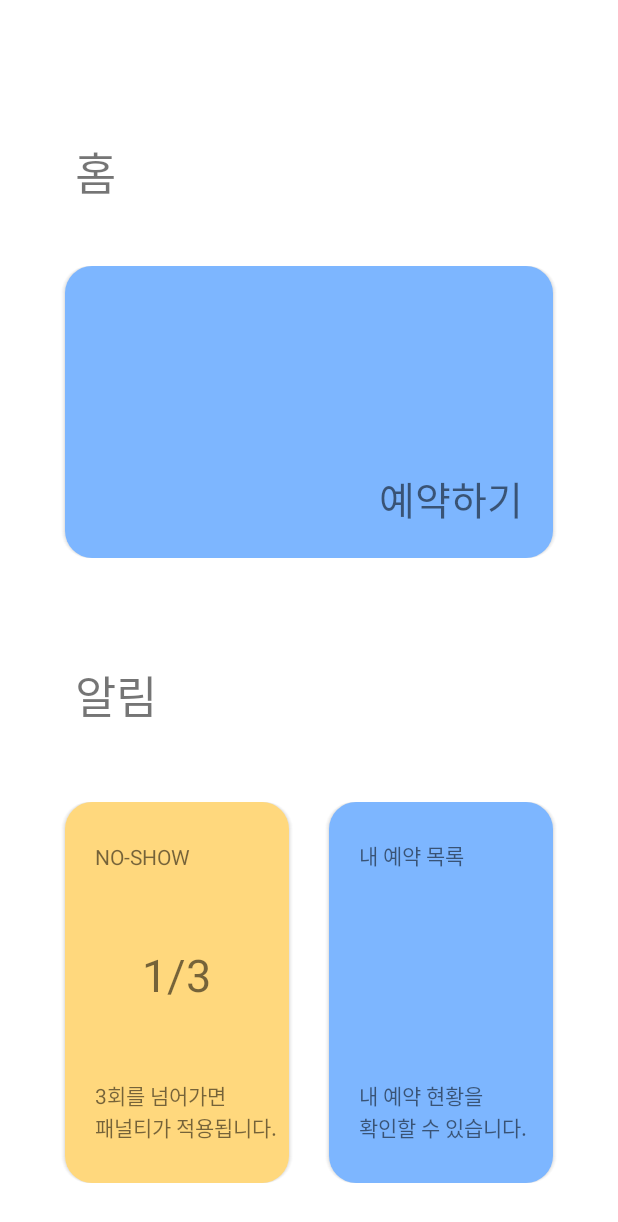
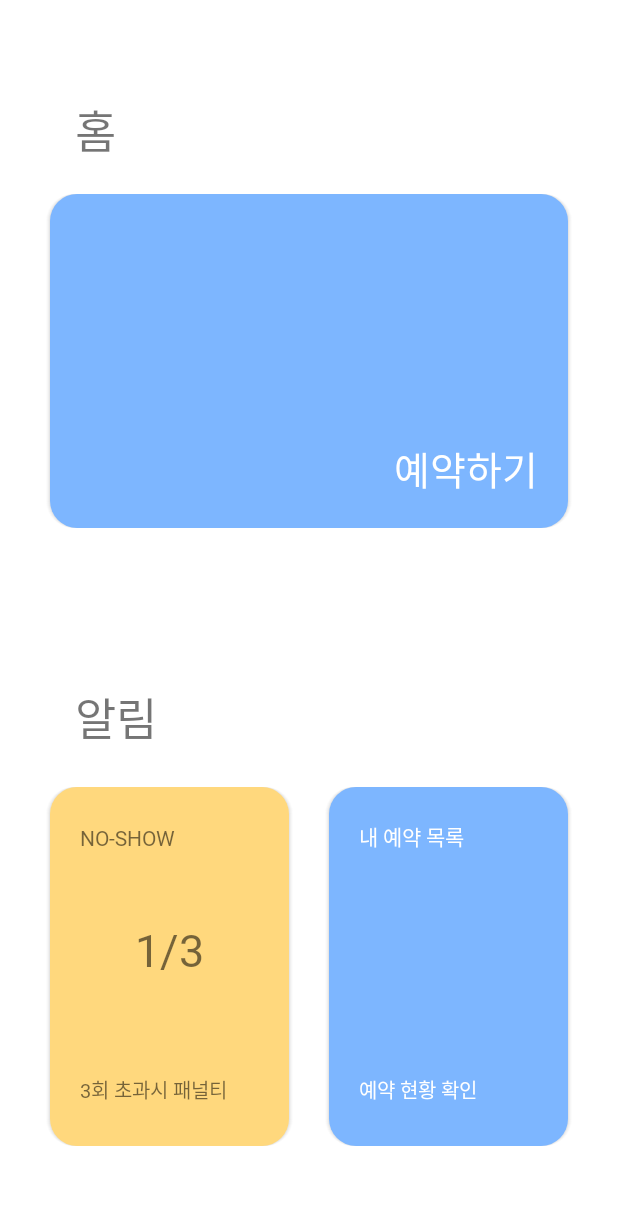
Before and after one commit to dounobts/SunrinThonClient, an Android app: the screen it shows after launch (MainActivity), on a phone screen of 412 x 824 dp. Shown: the top 1222 px of the screen. Run offline under Robolectric (Android 15) with nearby library versions, the phone set to English and light mode, and no system bars.

```diff
--- a/app/src/main/java/com/example/sunrinthonclient/Activities/ReservationActivity.java
+++ b/app/src/main/java/com/example/sunrinthonclient/Activities/ReservationActivity.java
@@ -1,6 +1,8 @@
 package com.example.sunrinthonclient.Activities;
 
 import android.os.Bundle;
+import android.view.View;
+import android.widget.ImageButton;
 
 import com.example.sunrinthonclient.Fragments.SelectDateFragment;
 import com.example.sunrinthonclient.Fragments.SelectPlaceFragment;
--- a/app/src/main/java/com/example/sunrinthonclient/Activities/ReservationCheckActivity.java
+++ b/app/src/main/java/com/example/sunrinthonclient/Activities/ReservationCheckActivity.java
@@ -3,6 +3,7 @@ package com.example.sunrinthonclient.Activities;
 import android.os.Bundle;
 import android.app.Activity;
 import android.view.View;
+import android.widget.ImageButton;
 import android.widget.TextView;
 
 import com.example.sunrinthonclient.R;
@@ -19,6 +20,7 @@ public class ReservationCheckActivity extends Activity implements View.OnClickLi
     ReservationAdapter reservationAdapter;
     RecyclerView recyclerView;
     TextView edit;
+    ImageButton back;
 
     @Override
     protected void onCreate(Bundle savedInstanceState) {
@@ -27,6 +29,7 @@ public class ReservationCheckActivity extends Activity implements View.OnClickLi
 
         recyclerView = findViewById(R.id.recyclerView);
         edit = findViewById(R.id.edit);
+        back = findViewById(R.id.button_back);
 
         ArrayList<ReservationData> datas = new ArrayList<>();
         datas.add(new ReservationData("미래로 1", "7시~8시", "9/13"));
@@ -40,6 +43,7 @@ public class ReservationCheckActivity extends Activity implements View.OnClickLi
         recyclerView.setAdapter(reservationAdapter);
 
         edit.setOnClickListener(this);
+        back.setOnClickListener(this);
     }
 
     @Override
@@ -48,5 +52,8 @@ public class ReservationCheckActivity extends Activity implements View.OnClickLi
             reservationAdapter.isEdit = !reservationAdapter.isEdit;
             reservationAdapter.notifyDataSetChanged();
         }
+        else if (view.equals(back)) {
+            finish();
+        }
     }
 }
--- a/app/src/main/java/com/example/sunrinthonclient/Fragments/SelectPlaceFragment.java
+++ b/app/src/main/java/com/example/sunrinthonclient/Fragments/SelectPlaceFragment.java
@@ -79,6 +79,7 @@ public class SelectPlaceFragment extends Fragment implements View.OnClickListene
             return;
         }
         else if (v.equals(back)) {
+            activity.finish();
 
             return;
         }
--- a/app/src/main/res/layout/activity_main.xml
+++ b/app/src/main/res/layout/activity_main.xml
@@ -8,30 +8,34 @@
         android:layout_width="match_parent"
         android:layout_height="0dp"
         android:layout_weight="1"
-        android:orientation="vertical">
+        android:orientation="vertical"
+        android:layout_marginBottom="80dp">
         <LinearLayout
             android:layout_width="match_parent"
             android:layout_height="0dp"
             android:layout_weight="1"
-            android:gravity="bottom"
-            >
+            android:gravity="bottom">
             <TextView
                 android:layout_width="match_parent"
                 android:layout_height="wrap_content"
                 android:layout_marginLeft="50dp"
                 android:textSize="30dp"
-                android:text="홈"/>
+                android:text="홈"
+                android:fontFamily="@font/spoqa_han_sans_bold"/>
         </LinearLayout>
 
         <LinearLayout
             android:layout_width="match_parent"
             android:layout_height="0dp"
-            android:layout_weight="2"
+            android:layout_weight="2.4"
             android:orientation="vertical">
             <LinearLayout
                 android:layout_width="match_parent"
                 android:layout_height="match_parent"
-                android:layout_margin="40dp"
+                android:layout_marginLeft="30dp"
+                android:layout_marginRight="30dp"
+                android:layout_marginTop="20dp"
+                android:layout_marginBottom="20dp"
                 android:orientation="vertical"
                 android:gravity="bottom"
                 android:background="@drawable/board_skyblue_background"
@@ -47,7 +51,9 @@
                         android:layout_height="wrap_content"
                         android:layout_marginRight="20dp"
                         android:text="예약하기"
-                        android:textSize="26dp"/>
+                        android:textSize="26dp"
+                        android:textColor="@android:color/white"
+                        android:fontFamily="@font/spoqa_han_sans_regular"/>
                 </LinearLayout>
             </LinearLayout>
         </LinearLayout>
@@ -60,7 +66,7 @@
         <LinearLayout
             android:layout_width="match_parent"
             android:layout_height="0dp"
-            android:layout_weight="1"
+            android:layout_weight="0.5"
             android:gravity="center"
             >
             <TextView
@@ -68,7 +74,8 @@
                 android:layout_height="wrap_content"
                 android:layout_marginLeft="50dp"
                 android:textSize="30dp"
-                android:text="알림"/>
+                android:text="알림"
+                android:fontFamily="@font/spoqa_han_sans_bold"/>
         </LinearLayout>
 
         <LinearLayout
@@ -79,8 +86,8 @@
             <LinearLayout
                 android:layout_width="match_parent"
                 android:layout_height="match_parent"
-                android:layout_marginLeft="40dp"
-                android:layout_marginRight="40dp"
+                android:layout_marginLeft="30dp"
+                android:layout_marginRight="30dp"
                 android:layout_marginTop="20dp"
                 android:layout_marginBottom="20dp"
                 android:orientation="horizontal"
@@ -91,7 +98,7 @@
                     android:layout_weight="1"
                     android:orientation="vertical"
                     android:background="@drawable/board_yellow_background"
-                    android:layout_marginBottom="15dp"
+                    android:layout_marginBottom="40dp"
                     android:layout_marginRight="10dp">
                     <LinearLayout
                         android:layout_width="match_parent"
@@ -103,7 +110,8 @@
                             android:layout_width="match_parent"
                             android:layout_height="wrap_content"
                             android:text="NO-SHOW"
-                            android:layout_marginLeft="20dp"/>
+                            android:layout_marginLeft="20dp"
+                            android:fontFamily="@font/spoqa_han_sans_bold"/>
 
                     </LinearLayout>
                     <LinearLayout
@@ -112,28 +120,27 @@
                         android:layout_weight="3"
                         android:gravity="center"
                         android:orientation="vertical"
-                       >
+                        >
                         <TextView
                             android:layout_width="wrap_content"
                             android:layout_height="wrap_content"
                             android:text="1/3"
-                            android:textSize="30dp"/>
+                            android:textSize="30dp"
+                            android:fontFamily="@font/spoqa_han_sans_bold"/>
                     </LinearLayout>
                     <LinearLayout
                         android:layout_width="match_parent"
                         android:layout_height="0dp"
                         android:layout_weight="1.5"
                         android:orientation="vertical"
-                        android:layout_marginLeft="20dp">
+                        android:layout_marginLeft="20dp"
+                        android:layout_marginRight="20dp">
                         <TextView
                             android:layout_width="match_parent"
                             android:layout_height="wrap_content"
-                            android:text="3회를 넘어가면"/>
-
-                        <TextView
-                            android:layout_width="match_parent"
-                            android:layout_height="wrap_content"
-                            android:text="패널티가 적용됩니다."/>
+                            android:text="\n3회 초과시 패널티"
+                            android:textSize="13dp"
+                            android:fontFamily="@font/spoqa_han_sans_regular"/>
                     </LinearLayout>
                 </LinearLayout>
                 <LinearLayout
@@ -142,7 +149,7 @@
                     android:layout_weight="1"
                     android:orientation="vertical"
                     android:background="@drawable/board_skyblue_background"
-                    android:layout_marginBottom="15dp"
+                    android:layout_marginBottom="40dp"
                     android:layout_marginLeft="10dp"
                     android:id="@+id/reservation_check">
                     <LinearLayout
@@ -155,7 +162,9 @@
                             android:layout_width="match_parent"
                             android:layout_height="wrap_content"
                             android:text="내 예약 목록"
-                            android:layout_marginLeft="20dp"/>
+                            android:layout_marginLeft="20dp"
+                            android:textColor="@android:color/white"
+                            android:fontFamily="@font/spoqa_han_sans_bold"/>
 
                     </LinearLayout>
                     <LinearLayout
@@ -176,21 +185,19 @@
                         android:layout_height="0dp"
                         android:layout_weight="1.5"
                         android:orientation="vertical"
-                        android:layout_marginLeft="20dp">
+                        android:layout_marginLeft="20dp"
+                        android:layout_marginRight="20dp">
 
                         <TextView
                             android:layout_width="match_parent"
                             android:layout_height="wrap_content"
-                            android:text="내 예약 현황을 "/>
-
-                        <TextView
-                            android:layout_width="match_parent"
-                            android:layout_height="wrap_content"
-                            android:text="확인할 수 있습니다."/>
+                            android:text="\n예약 현황 확인"
+                            android:textSize="13dp"
+                            android:textColor="@android:color/white"
+                            android:fontFamily="@font/spoqa_han_sans_regular"/>
                     </LinearLayout>
                 </LinearLayout>
             </LinearLayout>
         </LinearLayout>
     </LinearLayout>
-
 </LinearLayout>
```
